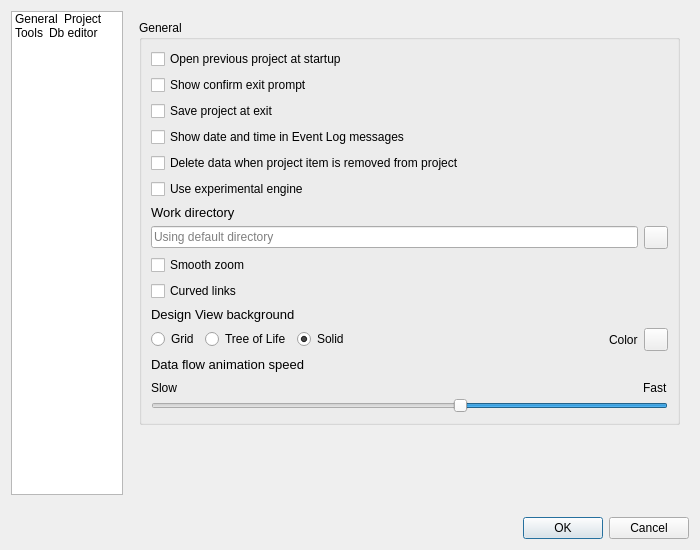
This is spinetoolbox/ui/settings.ui in spine-tools/Spine-Toolbox as Qt 5 draws it before an edit. The edited form follows.
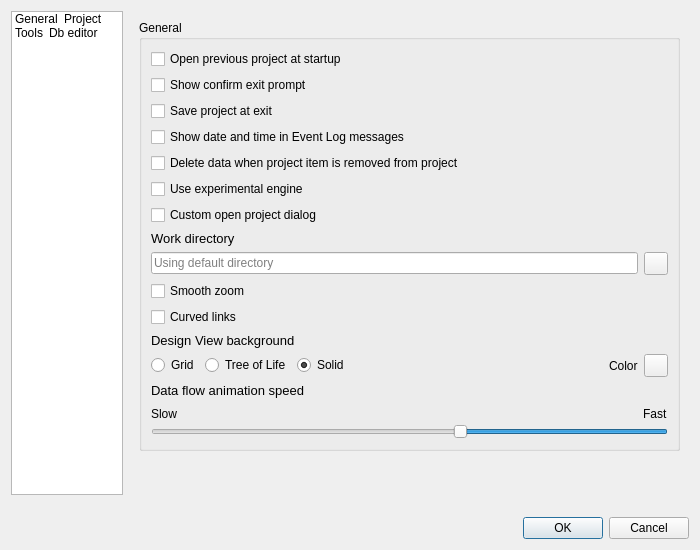
This is the edited form. Icons and pictures are not drawn. Custom widgets are drawn as their Qt base class.

Commit message:
Removed support for upgrading .proj based Spine Toolbox projects
- Fixed a couple of bugs in ProjectUpgrader
- Updated and cleaned-up ProjectUpgrader tests
- Added a Setting for selecting the custom Open Project Dialog or the OS-provided one

Issue #921

```diff
--- a/spinetoolbox/ui/settings.ui
+++ b/spinetoolbox/ui/settings.ui
@@ -243,17 +243,85 @@
             <property name="spacing">
              <number>6</number>
             </property>
-            <item row="3" column="0">
-             <widget class="QCheckBox" name="checkBox_datetime">
+            <item row="8" column="0">
+             <layout class="QHBoxLayout" name="horizontalLayout_6">
+              <item>
+               <widget class="QLineEdit" name="lineEdit_work_dir">
+                <property name="minimumSize">
+                 <size>
+                  <width>0</width>
+                  <height>20</height>
+                 </size>
+                </property>
+                <property name="toolTip">
+                 <string>&lt;html&gt;&lt;head/&gt;&lt;body&gt;&lt;p&gt;Work directory location. Leave empty to use default (\work).&lt;/p&gt;&lt;/body&gt;&lt;/html&gt;</string>
+                </property>
+                <property name="placeholderText">
+                 <string>Using default directory</string>
+                </property>
+                <property name="clearButtonEnabled">
+                 <bool>true</bool>
+                </property>
+               </widget>
+              </item>
+              <item>
+               <widget class="QToolButton" name="toolButton_browse_work">
+                <property name="sizePolicy">
+                 <sizepolicy hsizetype="Fixed" vsizetype="Fixed">
+                  <horstretch>0</horstretch>
+                  <verstretch>0</verstretch>
+                 </sizepolicy>
+                </property>
+                <property name="toolTip">
+                 <string>&lt;html&gt;&lt;head/&gt;&lt;body&gt;&lt;p&gt;Pick Work directory with file browser&lt;/p&gt;&lt;/body&gt;&lt;/html&gt;</string>
+                </property>
+                <property name="icon">
+                 <iconset resource="resources/resources_icons.qrc">
+                  <normaloff>:/icons/menu_icons/folder-open-solid.svg</normaloff>:/icons/menu_icons/folder-open-solid.svg</iconset>
+                </property>
+               </widget>
+              </item>
+             </layout>
+            </item>
+            <item row="7" column="0">
+             <widget class="QLabel" name="label">
+              <property name="font">
+               <font>
+                <pointsize>10</pointsize>
+               </font>
+              </property>
+              <property name="text">
+               <string>Work directory</string>
+              </property>
+             </widget>
+            </item>
+            <item row="0" column="0">
+             <widget class="QCheckBox" name="checkBox_open_previous_project">
+              <property name="sizePolicy">
+               <sizepolicy hsizetype="Minimum" vsizetype="Fixed">
+                <horstretch>0</horstretch>
+                <verstretch>0</verstretch>
+               </sizepolicy>
+              </property>
               <property name="toolTip">
-               <string>&lt;html&gt;&lt;head/&gt;&lt;body&gt;&lt;p&gt;If checked, date and time string is appended into Event Log messages&lt;/p&gt;&lt;/body&gt;&lt;/html&gt;</string>
+               <string>&lt;html&gt;&lt;head/&gt;&lt;body&gt;&lt;p&gt;If checked, Application opens the project at startup that was open the last time the application was exited&lt;/p&gt;&lt;/body&gt;&lt;/html&gt;</string>
               </property>
               <property name="text">
-               <string>Show date and time in Event Log messages</string>
+               <string>Open previous project at startup</string>
               </property>
              </widget>
             </item>
-            <item row="14" column="0">
+            <item row="10" column="0">
+             <widget class="QCheckBox" name="checkBox_use_curved_links">
+              <property name="toolTip">
+               <string>&lt;html&gt;&lt;head/&gt;&lt;body&gt;&lt;p&gt;Controls whether smooth or straight connectors are used in Design View.&lt;/p&gt;&lt;/body&gt;&lt;/html&gt;</string>
+              </property>
+              <property name="text">
+               <string>Curved links</string>
+              </property>
+             </widget>
+            </item>
+            <item row="15" column="0">
              <layout class="QVBoxLayout" name="verticalLayout_3">
               <property name="spacing">
                <number>0</number>
@@ -325,56 +393,6 @@
               </item>
              </layout>
             </item>
-            <item row="7" column="0">
-             <layout class="QHBoxLayout" name="horizontalLayout_6">
-              <item>
-               <widget class="QLineEdit" name="lineEdit_work_dir">
-                <property name="minimumSize">
-                 <size>
-                  <width>0</width>
-                  <height>20</height>
-                 </size>
-                </property>
-                <property name="toolTip">
-                 <string>&lt;html&gt;&lt;head/&gt;&lt;body&gt;&lt;p&gt;Work directory location. Leave empty to use default (\work).&lt;/p&gt;&lt;/body&gt;&lt;/html&gt;</string>
-                </property>
-                <property name="placeholderText">
-                 <string>Using default directory</string>
-                </property>
-                <property name="clearButtonEnabled">
-                 <bool>true</bool>
-                </property>
-               </widget>
-              </item>
-              <item>
-               <widget class="QToolButton" name="toolButton_browse_work">
-                <property name="sizePolicy">
-                 <sizepolicy hsizetype="Fixed" vsizetype="Fixed">
-                  <horstretch>0</horstretch>
-                  <verstretch>0</verstretch>
-                 </sizepolicy>
-                </property>
-                <property name="toolTip">
-                 <string>&lt;html&gt;&lt;head/&gt;&lt;body&gt;&lt;p&gt;Pick Work directory with file browser&lt;/p&gt;&lt;/body&gt;&lt;/html&gt;</string>
-                </property>
-                <property name="icon">
-                 <iconset resource="resources/resources_icons.qrc">
-                  <normaloff>:/icons/menu_icons/folder-open-solid.svg</normaloff>:/icons/menu_icons/folder-open-solid.svg</iconset>
-                </property>
-               </widget>
-              </item>
-             </layout>
-            </item>
-            <item row="8" column="0">
-             <widget class="QCheckBox" name="checkBox_use_smooth_zoom">
-              <property name="toolTip">
-               <string>&lt;html&gt;&lt;head/&gt;&lt;body&gt;&lt;p&gt;Controls whether smooth or discete zoom is used in Design and Graph Views.&lt;/p&gt;&lt;/body&gt;&lt;/html&gt;</string>
-              </property>
-              <property name="text">
-               <string>Smooth zoom</string>
-              </property>
-             </widget>
-            </item>
             <item row="1" column="0">
              <widget class="QCheckBox" name="checkBox_exit_prompt">
               <property name="toolTip">
@@ -388,16 +406,42 @@
               </property>
              </widget>
             </item>
-            <item row="2" column="0">
-             <widget class="QCheckBox" name="checkBox_save_at_exit">
+            <item row="12" column="0">
+             <widget class="QLabel" name="label_7">
+              <property name="font">
+               <font>
+                <pointsize>10</pointsize>
+               </font>
+              </property>
+              <property name="text">
+               <string>Design View background</string>
+              </property>
+             </widget>
+            </item>
+            <item row="5" column="0">
+             <widget class="QCheckBox" name="checkBox_use_experimental_engine">
+              <property name="text">
+               <string>Use experimental engine</string>
+              </property>
+             </widget>
+            </item>
+            <item row="3" column="0">
+             <widget class="QCheckBox" name="checkBox_datetime">
               <property name="toolTip">
-               <string>&lt;html&gt;&lt;head/&gt;&lt;body&gt;&lt;p&gt;Unchecked: Does not save project and does not show message box&lt;/p&gt;&lt;p&gt;Partially checked: Shows message box (default)&lt;/p&gt;&lt;p&gt;Checked: Saves project and does not show message box&lt;/p&gt;&lt;p&gt;&lt;br/&gt;&lt;/p&gt;&lt;/body&gt;&lt;/html&gt;</string>
+               <string>&lt;html&gt;&lt;head/&gt;&lt;body&gt;&lt;p&gt;If checked, date and time string is appended into Event Log messages&lt;/p&gt;&lt;/body&gt;&lt;/html&gt;</string>
               </property>
               <property name="text">
-               <string>Save project at exit</string>
+               <string>Show date and time in Event Log messages</string>
               </property>
-              <property name="tristate">
-               <bool>true</bool>
+             </widget>
+            </item>
+            <item row="9" column="0">
+             <widget class="QCheckBox" name="checkBox_use_smooth_zoom">
+              <property name="toolTip">
+               <string>&lt;html&gt;&lt;head/&gt;&lt;body&gt;&lt;p&gt;Controls whether smooth or discete zoom is used in Design and Graph Views.&lt;/p&gt;&lt;/body&gt;&lt;/html&gt;</string>
+              </property>
+              <property name="text">
+               <string>Smooth zoom</string>
               </property>
              </widget>
             </item>
@@ -411,31 +455,32 @@
               </property>
              </widget>
             </item>
-            <item row="6" column="0">
-             <widget class="QLabel" name="label">
-              <property name="font">
-               <font>
-                <pointsize>10</pointsize>
-               </font>
+            <item row="2" column="0">
+             <widget class="QCheckBox" name="checkBox_save_at_exit">
+              <property name="toolTip">
+               <string>&lt;html&gt;&lt;head/&gt;&lt;body&gt;&lt;p&gt;Unchecked: Does not save project and does not show message box&lt;/p&gt;&lt;p&gt;Partially checked: Shows message box (default)&lt;/p&gt;&lt;p&gt;Checked: Saves project and does not show message box&lt;/p&gt;&lt;p&gt;&lt;br/&gt;&lt;/p&gt;&lt;/body&gt;&lt;/html&gt;</string>
               </property>
               <property name="text">
-               <string>Work directory</string>
+               <string>Save project at exit</string>
               </property>
+              <property name="tristate">
+               <bool>true</bool>
+              </property>
              </widget>
             </item>
-            <item row="11" column="0">
-             <widget class="QLabel" name="label_7">
+            <item row="14" column="0">
+             <widget class="QLabel" name="label_4">
               <property name="font">
                <font>
                 <pointsize>10</pointsize>
                </font>
               </property>
               <property name="text">
-               <string>Design View background</string>
+               <string>Data flow animation speed</string>
               </property>
              </widget>
             </item>
-            <item row="12" column="0">
+            <item row="13" column="0">
              <layout class="QHBoxLayout" name="horizontalLayout_4">
               <item>
                <widget class="QRadioButton" name="radioButton_bg_grid">
@@ -496,48 +541,13 @@
               </item>
              </layout>
             </item>
-            <item row="0" column="0">
-             <widget class="QCheckBox" name="checkBox_open_previous_project">
-              <property name="sizePolicy">
-               <sizepolicy hsizetype="Minimum" vsizetype="Fixed">
-                <horstretch>0</horstretch>
-                <verstretch>0</verstretch>
-               </sizepolicy>
-              </property>
-              <property name="toolTip">
-               <string>&lt;html&gt;&lt;head/&gt;&lt;body&gt;&lt;p&gt;If checked, Application opens the project at startup that was open the last time the application was exited&lt;/p&gt;&lt;/body&gt;&lt;/html&gt;</string>
-              </property>
+            <item row="6" column="0">
+             <widget class="QCheckBox" name="checkBox_custom_open_project_dialog">
               <property name="text">
-               <string>Open previous project at startup</string>
+               <string>Custom open project dialog</string>
               </property>
-             </widget>
-            </item>
-            <item row="13" column="0">
-             <widget class="QLabel" name="label_4">
-              <property name="font">
-               <font>
-                <pointsize>10</pointsize>
-               </font>
-              </property>
-              <property name="text">
-               <string>Data flow animation speed</string>
-              </property>
-             </widget>
-            </item>
-            <item row="9" column="0">
-             <widget class="QCheckBox" name="checkBox_use_curved_links">
-              <property name="toolTip">
-               <string>&lt;html&gt;&lt;head/&gt;&lt;body&gt;&lt;p&gt;Controls whether smooth or straight connectors are used in Design View.&lt;/p&gt;&lt;/body&gt;&lt;/html&gt;</string>
-              </property>
-              <property name="text">
-               <string>Curved links</string>
-              </property>
-             </widget>
-            </item>
-            <item row="5" column="0">
-             <widget class="QCheckBox" name="checkBox_use_experimental_engine">
-              <property name="text">
-               <string>Use experimental engine</string>
+              <property name="checked">
+               <bool>false</bool>
               </property>
              </widget>
             </item>
```
Left out of the diff: 1 changed line with no effect on the pictures. The commit also changes 11 other files.
